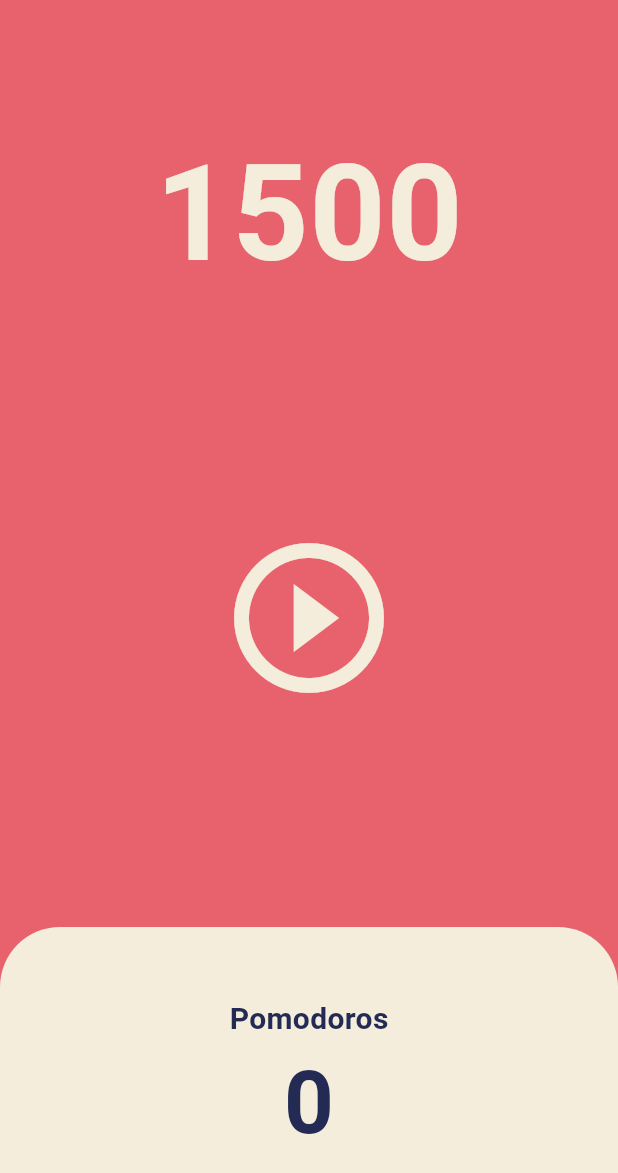
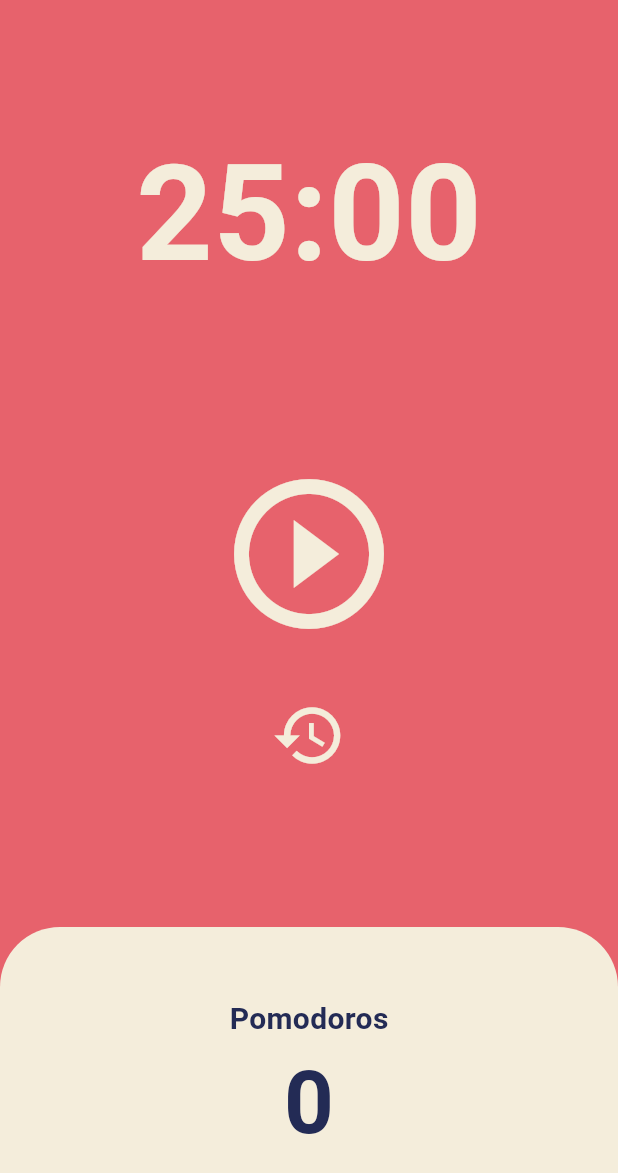
Before and after one commit to now-0o/practice-flutter, a Flutter app: the screen it shows after launch, on a phone screen of 412 x 824 dp. Shown: the top 1173 px of the screen. Run offline on Flutter 3.47's test engine with Material 3 defaults, Android fonts, the phone set to English and light mode, and no system bars.

Commit message:
feat: pomodoro 일시정지, 리셋기능 추가/횟수 카운트 추가

```diff
--- a/20241014/pomodoro/lib/screens/home_screen.dart
+++ b/20241014/pomodoro/lib/screens/home_screen.dart
@@ -9,13 +9,26 @@ class HomeScreen extends StatefulWidget {
 }
 
 class _HomeScreenState extends State<HomeScreen> {
-  int totalSecond = 1500;
+  static const twentyFiveMinutes = 1500;
+  int totalSecond = twentyFiveMinutes;
+  bool isRunning = false;
+  int totalPomodoros = 0;
+
   late Timer timer;
 
   void onTick(Timer timer) {
+    if (totalSecond == 0) {
+      setState(() {
+        totalPomodoros++;
+        isRunning = false;
+        totalSecond = twentyFiveMinutes;
+      });
+      timer.cancel();
+    } else {
       setState(() {
         totalSecond--;
       });
+    }
   }
 
   void onStartPressed() {
@@ -23,6 +36,31 @@ class _HomeScreenState extends State<HomeScreen> {
       const Duration(seconds: 1),
       onTick,
     );
+    setState(() {
+      isRunning = true;
+    });
+  }
+
+  void onPausePressed() {
+    timer.cancel();
+    setState(() {
+      isRunning = false;
+    });
+  }
+
+  void resetPomodoro() {
+    setState(() {
+      totalSecond = twentyFiveMinutes;
+      isRunning = false;
+      timer.cancel();
+      totalPomodoros = 0;
+    });
+  }
+
+  String format(int seconds) {
+    var duration = Duration(seconds: seconds);
+    var timeFormat = duration.toString().substring(2, 7);
+    return timeFormat;
   }
 
   @override
@@ -36,7 +74,7 @@ class _HomeScreenState extends State<HomeScreen> {
             child: Container(
               alignment: Alignment.bottomCenter,
               child: Text(
-                '$totalSecond',
+                format(totalSecond),
                 style: TextStyle(
                   color: Theme.of(context).cardColor,
                   fontSize: 89,
@@ -48,13 +86,29 @@ class _HomeScreenState extends State<HomeScreen> {
           Flexible(
             flex: 2,
             child: Center(
-              child: IconButton(
+              child: Column(
+                mainAxisAlignment: MainAxisAlignment.center,
+                children: [
+                  IconButton(
                     iconSize: 120,
                     color: Theme.of(context).cardColor,
-                onPressed: onStartPressed,
-                icon: const Icon(
-                  Icons.play_circle_outline,
+                    onPressed: isRunning ? onPausePressed : onStartPressed,
+                    icon: Icon(
+                      isRunning
+                          ? Icons.pause_circle_outline
+                          : Icons.play_circle_outline,
                     ),
+                  ),
+                  const SizedBox(
+                    height: 20,
+                  ),
+                  IconButton(
+                    iconSize: 50,
+                    color: Theme.of(context).cardColor,
+                    onPressed: resetPomodoro,
+                    icon: const Icon(Icons.restore),
+                  )
+                ],
               ),
             ),
           ),
@@ -83,7 +137,7 @@ class _HomeScreenState extends State<HomeScreen> {
                         ),
                       ),
                       Text(
-                        '0',
+                        '$totalPomodoros',
                         style: TextStyle(
                           fontSize: 58,
                           fontWeight: FontWeight.w600,
```
Lines whose indentation alone changed are shown as unchanged.
